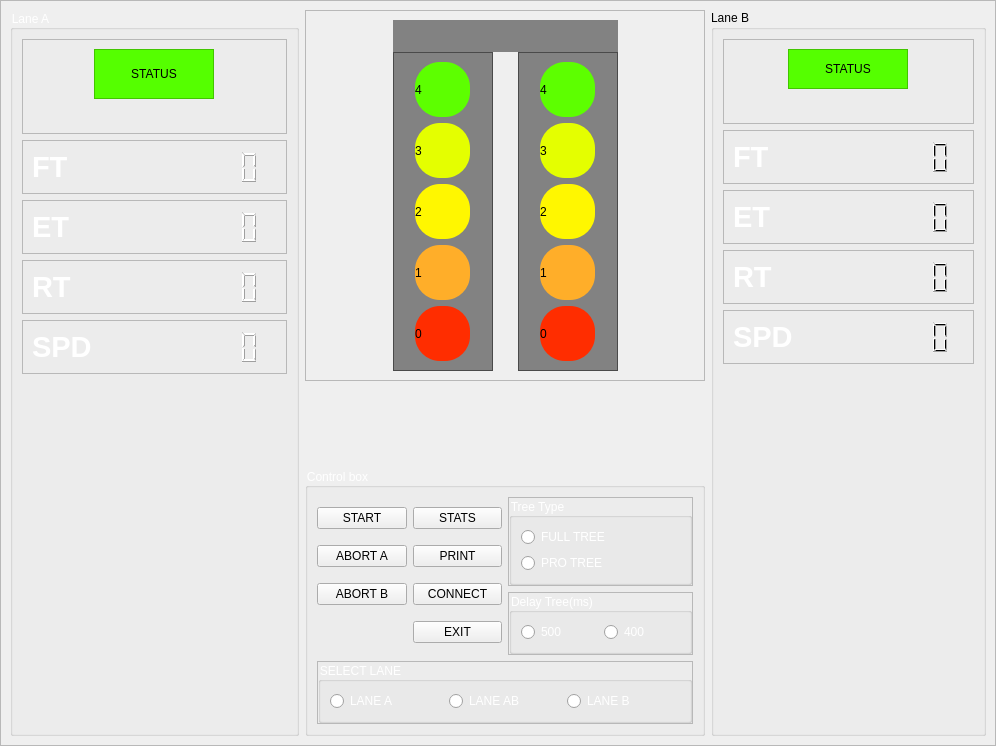
Above: mainwindow.ui from mqnoy/DTS before the change. Below: the same form after it.
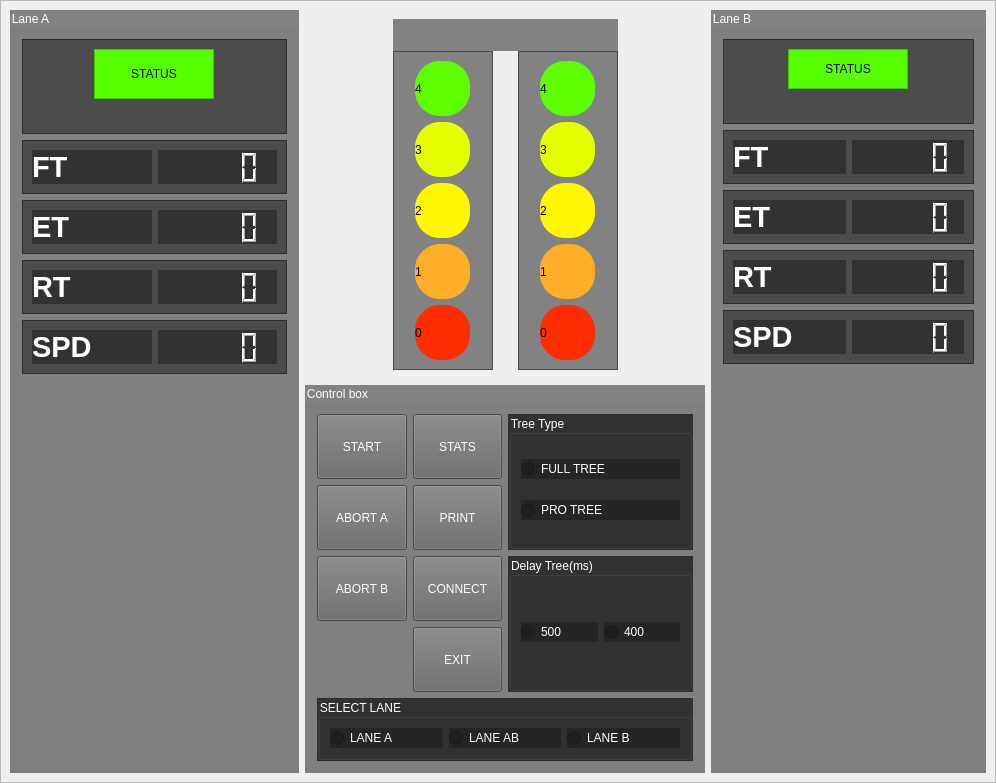
That is the form after the change.

The edit to the form file:
```diff
--- a/mainwindow.ui
+++ b/mainwindow.ui
@@ -61,7 +61,8 @@
            <item>
             <widget class="QGroupBox" name="groupBoxA">
              <property name="styleSheet">
-              <string notr="true">color: rgb(255, 255, 255);</string>
+              <string notr="true">background-color: rgba(26, 26, 26, 130);
+color: rgb(255, 255, 255);</string>
              </property>
              <property name="title">
               <string>Lane A</string>
@@ -329,10 +330,10 @@
                  </size>
                 </property>
                 <property name="frameShape">
-                 <enum>QFrame::StyledPanel</enum>
+                 <enum>QFrame::NoFrame</enum>
                 </property>
                 <property name="frameShadow">
-                 <enum>QFrame::Raised</enum>
+                 <enum>QFrame::Plain</enum>
                 </property>
                 <layout class="QGridLayout" name="gridLayout_10">
                  <property name="topMargin">
@@ -638,7 +639,8 @@
               <item row="2" column="0">
                <widget class="QGroupBox" name="groupBox_3">
                 <property name="styleSheet">
-                 <string notr="true">color: rgb(255, 255, 255);</string>
+                 <string notr="true">background-color: rgba(26, 26, 26, 130);
+color: rgb(255, 255, 255);</string>
                 </property>
                 <property name="title">
                  <string>Control box</string>
@@ -809,8 +811,15 @@
                   <layout class="QGridLayout" name="gridLayout_4">
                    <item row="0" column="0">
                     <widget class="QPushButton" name="pushButton">
+                     <property name="minimumSize">
+                      <size>
+                       <width>0</width>
+                       <height>65</height>
+                      </size>
+                     </property>
                      <property name="styleSheet">
-                      <string notr="true">color: rgb(0, 0, 0);</string>
+                      <string notr="true">color: rgb(252, 255, 255);
+background-color: rgb(104, 105, 105);</string>
                      </property>
                      <property name="text">
                       <string>START</string>
@@ -819,8 +828,15 @@
                    </item>
                    <item row="0" column="1">
                     <widget class="QPushButton" name="pushButton_4">
+                     <property name="minimumSize">
+                      <size>
+                       <width>0</width>
+                       <height>65</height>
+                      </size>
+                     </property>
                      <property name="styleSheet">
-                      <string notr="true">color: rgb(0, 0, 0);</string>
+                      <string notr="true">color: rgb(252, 255, 255);
+background-color: rgb(104, 105, 105);</string>
                      </property>
                      <property name="text">
                       <string>STATS</string>
@@ -829,8 +845,15 @@
                    </item>
                    <item row="1" column="1">
                     <widget class="QPushButton" name="pushButton_5">
+                     <property name="minimumSize">
+                      <size>
+                       <width>0</width>
+                       <height>65</height>
+                      </size>
+                     </property>
                      <property name="styleSheet">
-                      <string notr="true">color: rgb(0, 0, 0);</string>
+                      <string notr="true">color: rgb(252, 255, 255);
+background-color: rgb(104, 105, 105);</string>
                      </property>
                      <property name="text">
                       <string>PRINT</string>
@@ -839,8 +862,15 @@
                    </item>
                    <item row="2" column="0">
                     <widget class="QPushButton" name="pushButton_3">
+                     <property name="minimumSize">
+                      <size>
+                       <width>0</width>
+                       <height>65</height>
+                      </size>
+                     </property>
                      <property name="styleSheet">
-                      <string notr="true">color: rgb(0, 0, 0);</string>
+                      <string notr="true">color: rgb(252, 255, 255);
+background-color: rgb(104, 105, 105);</string>
                      </property>
                      <property name="text">
                       <string>ABORT B</string>
@@ -849,8 +879,15 @@
                    </item>
                    <item row="1" column="0">
                     <widget class="QPushButton" name="pushButton_2">
+                     <property name="minimumSize">
+                      <size>
+                       <width>0</width>
+                       <height>65</height>
+                      </size>
+                     </property>
                      <property name="styleSheet">
-                      <string notr="true">color: rgb(0, 0, 0);</string>
+                      <string notr="true">color: rgb(252, 255, 255);
+background-color: rgb(104, 105, 105);</string>
                      </property>
                      <property name="text">
                       <string>ABORT A</string>
@@ -859,8 +896,15 @@
                    </item>
                    <item row="2" column="1">
                     <widget class="QPushButton" name="pushButton_6">
+                     <property name="minimumSize">
+                      <size>
+                       <width>0</width>
+                       <height>65</height>
+                      </size>
+                     </property>
                      <property name="styleSheet">
-                      <string notr="true">color: rgb(0, 0, 0);</string>
+                      <string notr="true">color: rgb(252, 255, 255);
+background-color: rgb(104, 105, 105);</string>
                      </property>
                      <property name="text">
                       <string>CONNECT</string>
@@ -869,8 +913,15 @@
                    </item>
                    <item row="3" column="1">
                     <widget class="QPushButton" name="pushButton_7">
+                     <property name="minimumSize">
+                      <size>
+                       <width>0</width>
+                       <height>65</height>
+                      </size>
+                     </property>
                      <property name="styleSheet">
-                      <string notr="true">color: rgb(0, 0, 0);</string>
+                      <string notr="true">color: rgb(252, 255, 255);
+background-color: rgb(104, 105, 105);</string>
                      </property>
                      <property name="text">
                       <string>EXIT</string>
@@ -901,7 +952,8 @@
            <item>
             <widget class="QGroupBox" name="groupBox_2">
              <property name="styleSheet">
-              <string notr="true"/>
+              <string notr="true">background-color: rgba(26, 26, 26, 130);
+color: rgb(255, 255, 255);</string>
              </property>
              <property name="title">
               <string>Lane B</string>
```
